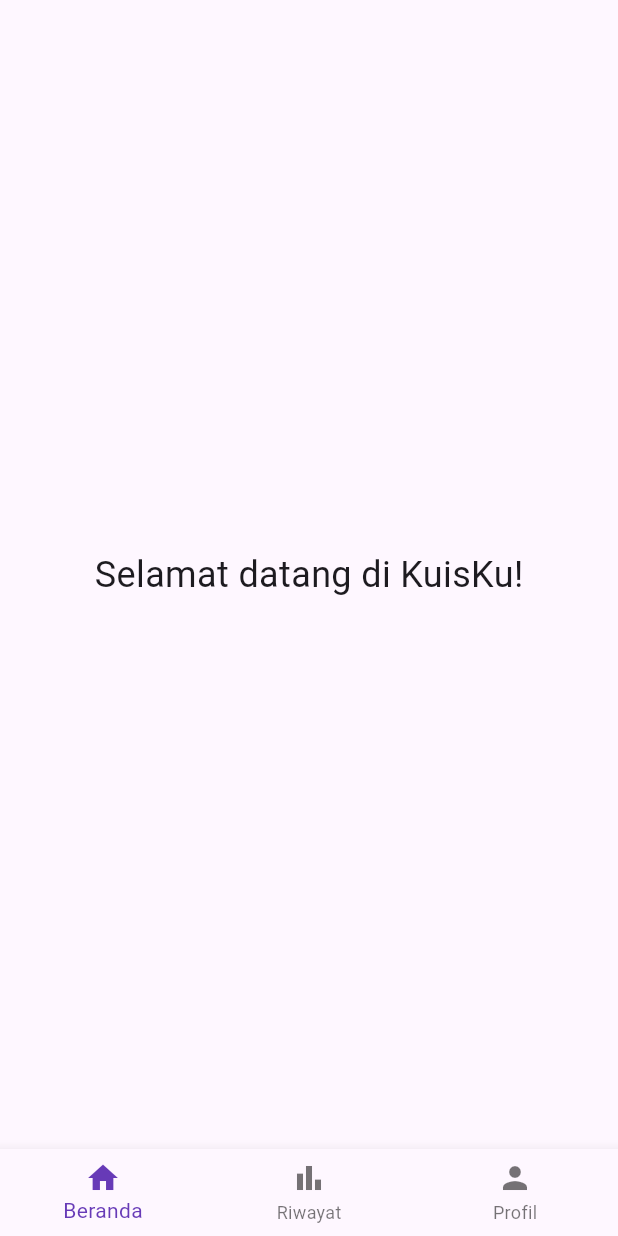
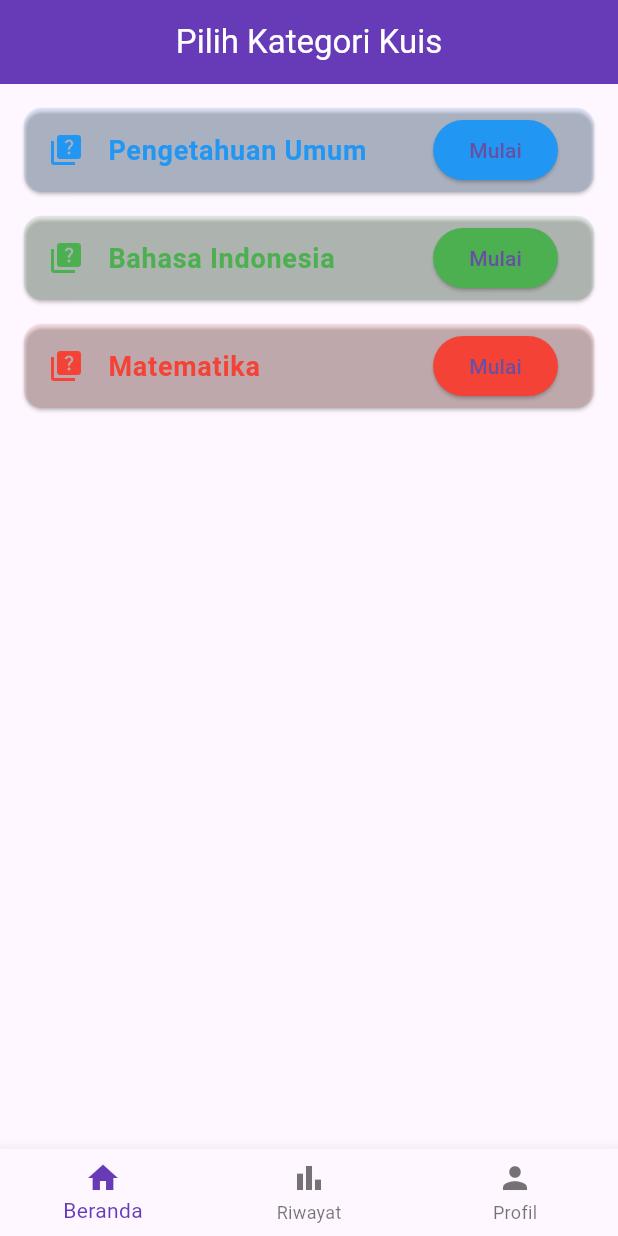
Before and after one commit to akillll22/quizz, a Flutter app: the screen it shows after launch, on a phone screen of 412 x 824 dp. Run offline on Flutter 3.47's test engine with Material 3 defaults, Android fonts, the phone set to English and light mode, and no system bars.

Commit message:
Part 2: Halaman Home dengan kategori kuis dan tombol mulai

```diff
--- a/lib/screens/home_page.dart
+++ b/lib/screens/home_page.dart
@@ -3,10 +3,68 @@
 class HomePage extends StatelessWidget {
   const HomePage({super.key});
 
+  // Data kategori kuis
+  final List<Map<String, dynamic>> categories = const [
+    {
+      'title': 'Pengetahuan Umum',
+      'color': Colors.blue,
+    },
+    {
+      'title': 'Bahasa Indonesia',
+      'color': Colors.green,
+    },
+    {
+      'title': 'Matematika',
+      'color': Colors.red,
+    },
+  ];
+
   @override
   Widget build(BuildContext context) {
-    return const Center(
-      child: Text('Selamat datang di KuisKu!', style: TextStyle(fontSize: 24)),
+    return Scaffold(
+      appBar: AppBar(
+        title: const Text('Pilih Kategori Kuis'),
+        backgroundColor: Colors.deepPurple,
+        foregroundColor: Colors.white,
+        centerTitle: true,
+      ),
+      body: ListView.builder(
+        padding: const EdgeInsets.all(16),
+        itemCount: categories.length,
+        itemBuilder: (context, index) {
+          final category = categories[index];
+
+          return Card(
+            color: category['color'].withOpacity(0.1),
+            margin: const EdgeInsets.only(bottom: 16),
+            child: ListTile(
+              leading: Icon(Icons.quiz, color: category['color']),
+              title: Text(
+                category['title'],
+                style: TextStyle(
+                  fontSize: 18,
+                  fontWeight: FontWeight.bold,
+                  color: category['color'],
+                ),
+              ),
+              trailing: ElevatedButton(
+                onPressed: () {
+                  // Sementara hanya tampilkan snackbar
+                  ScaffoldMessenger.of(context).showSnackBar(
+                    SnackBar(
+                      content: Text('Mulai kuis: ${category['title']}'),
+                    ),
+                  );
+                },
+                style: ElevatedButton.styleFrom(
+                  backgroundColor: category['color'],
+                ),
+                child: const Text('Mulai'),
+              ),
+            ),
+          );
+        },
+      ),
     );
   }
 }
```
